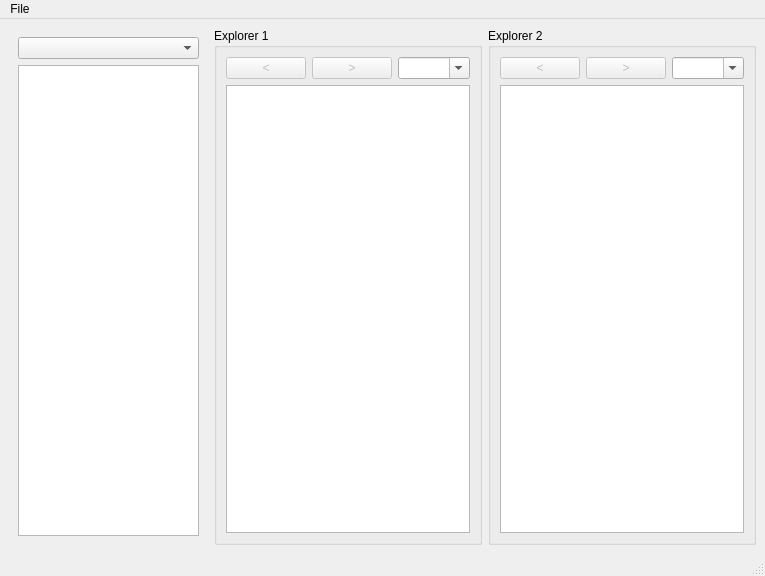
Before: the Qt Designer form src/ui/mainwindow.ui in fverco/Xplorer, drawn with Qt 5.
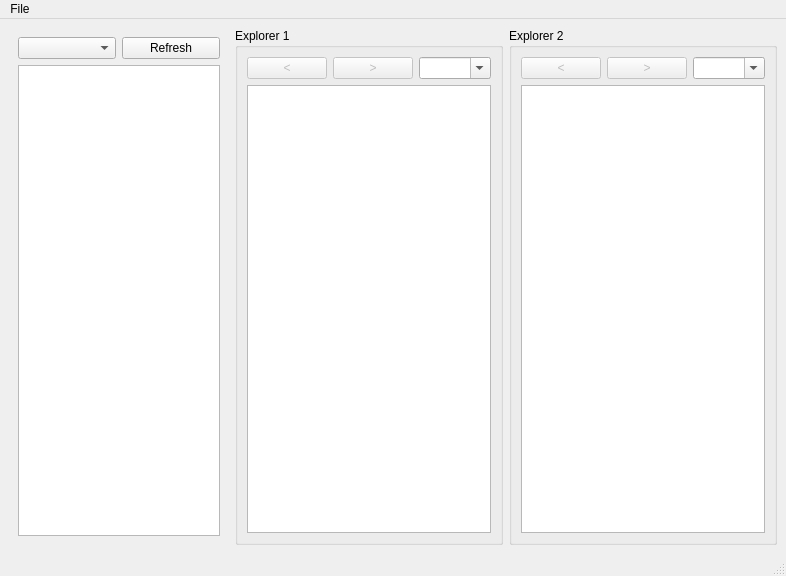
After: the same form once the commit is applied.

Commit message: Add refresh drive list button with functionality

The edit to the form file:
```diff
--- a/src/ui/mainwindow.ui
+++ b/src/ui/mainwindow.ui
@@ -6,7 +6,7 @@
    <rect>
     <x>0</x>
     <y>0</y>
-    <width>765</width>
+    <width>786</width>
     <height>576</height>
    </rect>
   </property>
@@ -36,7 +36,18 @@
            <item row="0" column="0">
             <layout class="QVBoxLayout" name="verticalLayout">
              <item>
-              <widget class="QComboBox" name="cbDrives"/>
+              <layout class="QHBoxLayout" name="horizontalLayout_3">
+               <item>
+                <widget class="QComboBox" name="cbDrives"/>
+               </item>
+               <item>
+                <widget class="QPushButton" name="btnRefreshDrives">
+                 <property name="text">
+                  <string>Refresh</string>
+                 </property>
+                </widget>
+               </item>
+              </layout>
              </item>
              <item>
               <widget class="QTreeView" name="tvFileSys"/>
@@ -182,12 +193,13 @@
     </item>
    </layout>
   </widget>
+  <widget class="QStatusBar" name="statusbar"/>
   <widget class="QMenuBar" name="menubar">
    <property name="geometry">
     <rect>
      <x>0</x>
      <y>0</y>
-     <width>765</width>
+     <width>786</width>
      <height>23</height>
     </rect>
    </property>
@@ -199,7 +211,6 @@
    </widget>
    <addaction name="menuFile"/>
   </widget>
-  <widget class="QStatusBar" name="statusbar"/>
   <action name="actionQuit">
    <property name="text">
     <string>Quit</string>
```
The commit also changes 2 other files.
